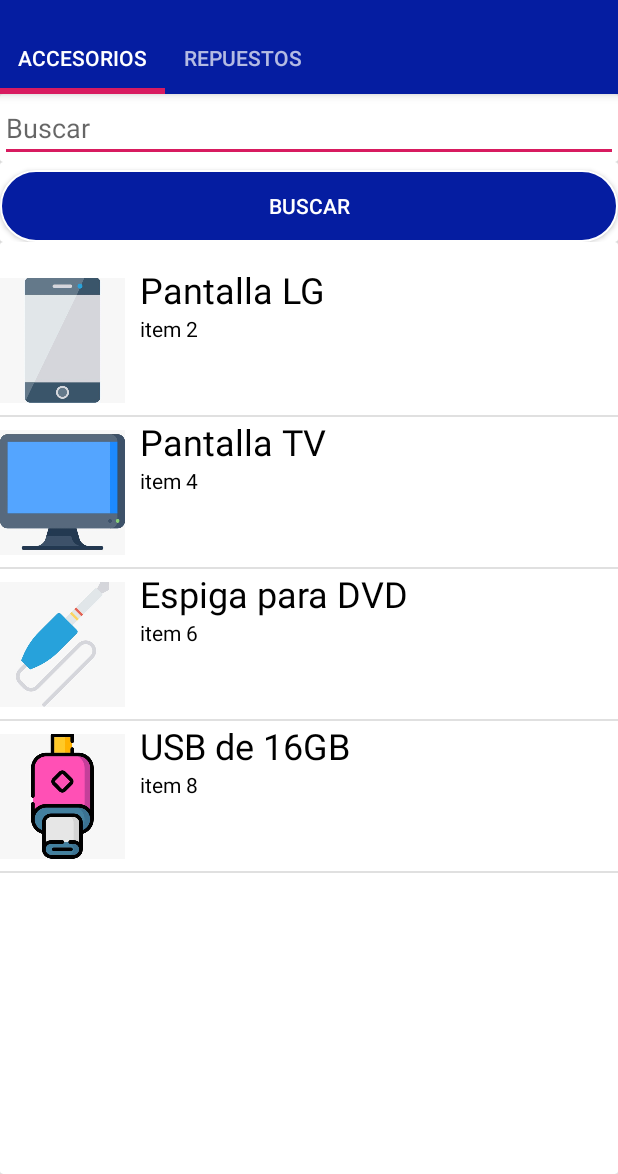
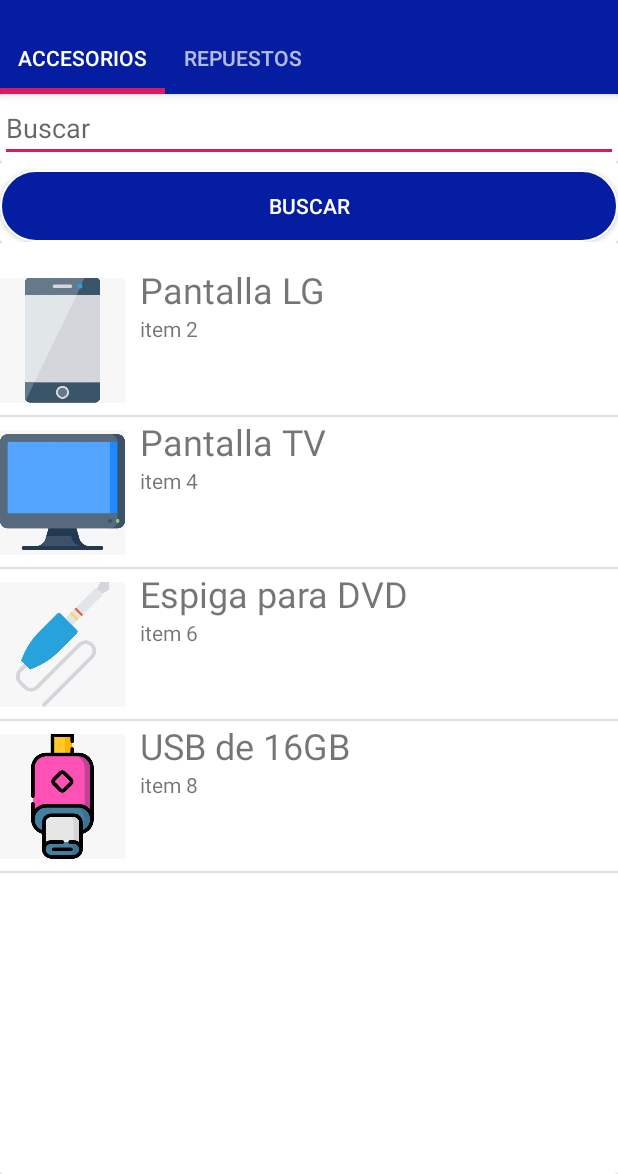
Before and after one commit to AndresGarciaPerez/SistemaInventariosAndroid, an Android app: the screen it shows after launch (MainActivity), after a tap on "INICIAR SESION", on a phone screen of 412 x 824 dp, the part 62-1236 px from its top. Run offline under Robolectric (Android 15) with nearby library versions, the phone set to English and light mode, and no system bars.

Commit message:
retoques en el diseño

```diff
--- a/app/src/main/java/com/electivaIII/sistemainventario/LoginActivity.java
+++ b/app/src/main/java/com/electivaIII/sistemainventario/LoginActivity.java
@@ -9,19 +9,17 @@ import android.os.Bundle;
 import android.view.View;
 import android.widget.Button;
 
+import com.electivaIII.sistemainventario.fragments.Preferences;
+
 public class LoginActivity extends AppCompatActivity {
-
     Button btnIniciarSesion;
-    SharedPreferences sharedPreferences;
-    public static final String MyPREFERENCES = "nightModePrefs";
     @Override
     protected void onCreate(Bundle savedInstanceState) {
         super.onCreate(savedInstanceState);
         setContentView(R.layout.activity_login);
-        sharedPreferences = getSharedPreferences(MyPREFERENCES, Context.MODE_PRIVATE);
+
         btnIniciarSesion = findViewById(R.id.btnIniciarSesion);
         setTitle("Login");
-
 
         btnIniciarSesion.setOnClickListener(new View.OnClickListener() {
             @Override
--- a/app/src/main/java/com/electivaIII/sistemainventario/fragments/MapsUbi.java
+++ b/app/src/main/java/com/electivaIII/sistemainventario/fragments/MapsUbi.java
@@ -57,7 +57,7 @@ public class MapsUbi extends Fragment implements OnMapReadyCallback {
 
     private int MY_PERMISION_REQUEST_ACCESS_FINE_LOCATION;
     private static final int LOCATION_REQUEST = 500;
-    Double latitud, longitud, myLatitud, myLongitud;
+    Double latitud=0.0, longitud=0.0, myLatitud=0.0, myLongitud=0.0;
 
     String almacen;
     TextView txtAlmacenUbicacion;
--- a/app/src/main/java/com/electivaIII/sistemainventario/fragments/Preferences.java
+++ b/app/src/main/java/com/electivaIII/sistemainventario/fragments/Preferences.java
@@ -11,6 +11,8 @@ import android.widget.Switch;
 
 import androidx.appcompat.app.AppCompatDelegate;
 import androidx.fragment.app.Fragment;
+
+import com.electivaIII.sistemainventario.LoginActivity;
 import com.electivaIII.sistemainventario.R;
 
 /**
--- a/app/src/main/res/layout/desing.xml
+++ b/app/src/main/res/layout/desing.xml
@@ -23,14 +23,12 @@
             android:layout_width="match_parent"
             android:layout_height="wrap_content"
             android:text="TextView"
-            android:textColor="#000000"
             android:textSize="24sp" />
 
         <TextView
             android:id="@+id/tvSubTitulo"
             android:layout_width="match_parent"
             android:layout_height="wrap_content"
-            android:text="TextView"
-            android:textColor="#000000" />
+            android:text="TextView" />
     </LinearLayout>
 </LinearLayout>
--- a/app/src/main/res/layout/fragment_detalle_accesorios.xml
+++ b/app/src/main/res/layout/fragment_detalle_accesorios.xml
@@ -35,12 +35,13 @@
                 android:layout_marginTop="20dp"
                 android:gravity="center"
                 android:text="Audifonos"
-                android:textColor="#000000" />
+                android:textSize="18sp" />
 
             <TextView
                 android:id="@+id/textView4"
                 android:layout_width="match_parent"
                 android:layout_height="wrap_content"
+                android:layout_marginTop="10dp"
                 android:text="Numero de serie: 1234-5" />
 
             <TextView
--- a/app/src/main/res/layout/fragment_detalle_repuestos.xml
+++ b/app/src/main/res/layout/fragment_detalle_repuestos.xml
@@ -34,12 +34,13 @@
                 android:layout_marginTop="20dp"
                 android:gravity="center|center_vertical"
                 android:text="TextView"
-                android:textColor="#000000" />
+                android:textSize="18sp" />
 
             <TextView
                 android:id="@+id/textView9"
                 android:layout_width="match_parent"
                 android:layout_height="wrap_content"
+                android:layout_marginTop="10dp"
                 android:text="Numero de serie: 3455-6" />
 
             <TextView
```
